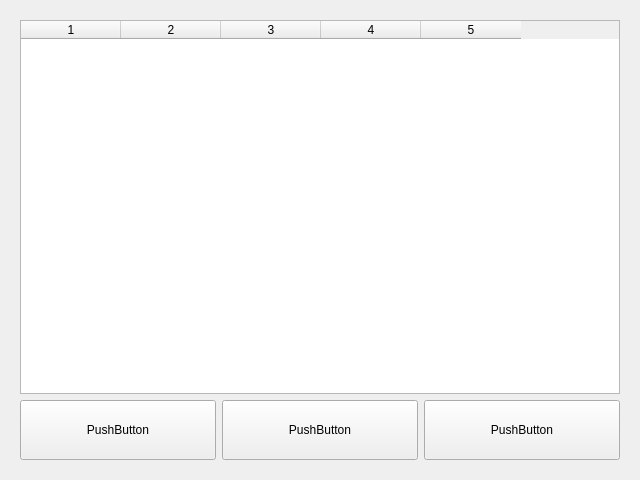
Qt form qt/mainwindow.ui (kench1994/PortForward) before a commit.
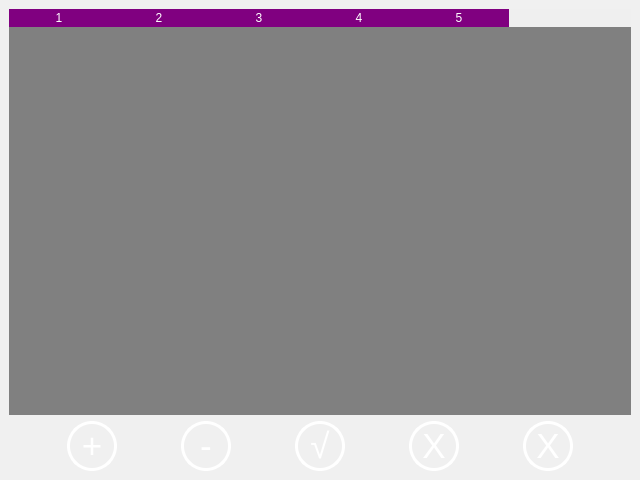
The same form after that commit.

```diff
--- a/qt/mainwindow.ui
+++ b/qt/mainwindow.ui
@@ -10,6 +10,43 @@
     <height>480</height>
    </rect>
   </property>
+  <property name="palette">
+   <palette>
+    <active>
+     <colorrole role="Window">
+      <brush brushstyle="SolidPattern">
+       <color alpha="255">
+        <red>18</red>
+        <green>22</green>
+        <blue>36</blue>
+       </color>
+      </brush>
+     </colorrole>
+    </active>
+    <inactive>
+     <colorrole role="Window">
+      <brush brushstyle="SolidPattern">
+       <color alpha="255">
+        <red>240</red>
+        <green>240</green>
+        <blue>240</blue>
+       </color>
+      </brush>
+     </colorrole>
+    </inactive>
+    <disabled>
+     <colorrole role="Window">
+      <brush brushstyle="SolidPattern">
+       <color alpha="255">
+        <red>18</red>
+        <green>22</green>
+        <blue>36</blue>
+       </color>
+      </brush>
+     </colorrole>
+    </disabled>
+   </palette>
+  </property>
   <property name="windowTitle">
    <string>TCP端口转发</string>
   </property>
@@ -27,19 +64,7 @@
     <string notr="true"/>
    </property>
    <layout class="QGridLayout" name="gridLayout">
-    <property name="leftMargin">
-     <number>20</number>
-    </property>
-    <property name="topMargin">
-     <number>20</number>
-    </property>
-    <property name="rightMargin">
-     <number>20</number>
-    </property>
-    <property name="bottomMargin">
-     <number>20</number>
-    </property>
-    <item row="0" column="0" colspan="3">
+    <item row="0" column="0">
      <widget class="QTableWidget" name="tableWidget">
       <property name="enabled">
        <bool>true</bool>
@@ -56,6 +81,24 @@
         <height>200</height>
        </size>
       </property>
+      <property name="styleSheet">
+       <string notr="true">QTableWidget{ color:black;
+	background-color:rgb(128,128,128);
+	selection-color:rgb(0, 0, 0);
+	selection-background-color:rgb(	100,149,237);
+	border:0px;
+	font: 8pt 'Microsoft YaHei';
+}
+QHeaderView::section:horizontal{
+	border: 0px solid rgb(255, 255, 255);
+	border - bottom: 0px;
+	color: rgb(255, 255, 255);
+	background: rgb(128, 0, 128);
+	padding - left: 2px;
+	font: 700 14pt 'Microsoft YaHei UI';
+	min - width:60px;
+}</string>
+      </property>
       <column>
        <property name="text">
         <string>1</string>
@@ -84,61 +127,301 @@
      </widget>
     </item>
     <item row="1" column="0">
-     <widget class="QPushButton" name="pushButton">
-      <property name="sizePolicy">
-       <sizepolicy hsizetype="Minimum" vsizetype="Fixed">
-        <horstretch>0</horstretch>
-        <verstretch>0</verstretch>
-       </sizepolicy>
-      </property>
-      <property name="minimumSize">
-       <size>
-        <width>30</width>
-        <height>60</height>
-       </size>
-      </property>
-      <property name="text">
-       <string>PushButton</string>
-      </property>
-     </widget>
-    </item>
-    <item row="1" column="1">
-     <widget class="QPushButton" name="pushButton_2">
-      <property name="sizePolicy">
-       <sizepolicy hsizetype="Minimum" vsizetype="Minimum">
-        <horstretch>0</horstretch>
-        <verstretch>0</verstretch>
-       </sizepolicy>
-      </property>
-      <property name="minimumSize">
-       <size>
-        <width>30</width>
-        <height>60</height>
-       </size>
-      </property>
-      <property name="text">
-       <string>PushButton</string>
-      </property>
-     </widget>
-    </item>
-    <item row="1" column="2">
-     <widget class="QPushButton" name="pushButton_3">
-      <property name="sizePolicy">
-       <sizepolicy hsizetype="Minimum" vsizetype="Fixed">
-        <horstretch>0</horstretch>
-        <verstretch>0</verstretch>
-       </sizepolicy>
-      </property>
-      <property name="minimumSize">
-       <size>
-        <width>30</width>
-        <height>60</height>
-       </size>
-      </property>
-      <property name="text">
-       <string>PushButton</string>
-      </property>
-     </widget>
+     <layout class="QHBoxLayout" name="horizontalLayout">
+      <item>
+       <spacer name="horizontalSpacer_3">
+        <property name="orientation">
+         <enum>Qt::Horizontal</enum>
+        </property>
+        <property name="sizeHint" stdset="0">
+         <size>
+          <width>20</width>
+          <height>20</height>
+         </size>
+        </property>
+       </spacer>
+      </item>
+      <item>
+       <widget class="QPushButton" name="pushButtonAdd">
+        <property name="minimumSize">
+         <size>
+          <width>50</width>
+          <height>50</height>
+         </size>
+        </property>
+        <property name="styleSheet">
+         <string notr="true">QPushButton {
+	font: 700;
+	font-size:35px;
+	color:white;
+	border-radius:25px;
+    border-width:3px;
+	border-style:solid;
+	border-color: white;
+	background-color:transparent;
+}
+QPushButton:hover {
+	font: 700;
+	font-size:35px;
+	color: rgb(128, 128, 128);
+	border-radius:25px;
+    border-width:3px;
+	border-style:solid;
+	background-color:white;
+}
+QPushButton:pressed {
+	font: 700;
+	font-size:35px;
+	color:white;
+	border-color:white;
+    border-width:0px;
+	border-style:solid;
+	background-color:rgb(128, 128, 128);
+}</string>
+        </property>
+        <property name="text">
+         <string>+</string>
+        </property>
+       </widget>
+      </item>
+      <item>
+       <spacer name="horizontalSpacer">
+        <property name="orientation">
+         <enum>Qt::Horizontal</enum>
+        </property>
+        <property name="sizeHint" stdset="0">
+         <size>
+          <width>20</width>
+          <height>20</height>
+         </size>
+        </property>
+       </spacer>
+      </item>
+      <item>
+       <widget class="QPushButton" name="pushButtonDel">
+        <property name="minimumSize">
+         <size>
+          <width>50</width>
+          <height>50</height>
+         </size>
+        </property>
+        <property name="styleSheet">
+         <string notr="true">QPushButton {
+	font: 700;
+	font-size:35px;
+	color:white;
+	border-radius:25px;
+    border-width:3px;
+	border-style:solid;
+	border-color: white;
+	background-color:transparent;
+}
+QPushButton:hover {
+	font: 700;
+	font-size:35px;
+	color: rgb(128, 128, 128);
+	border-radius:25px;
+    border-width:3px;
+	border-style:solid;
+	background-color:white;
+}
+QPushButton:pressed {
+	font: 700;
+	font-size:35px;
+	color:white;
+	border-color:white;
+    border-width:0px;
+	border-style:solid;
+	background-color:rgb(128, 128, 128);
+}</string>
+        </property>
+        <property name="text">
+         <string>-</string>
+        </property>
+       </widget>
+      </item>
+      <item>
+       <spacer name="horizontalSpacer_5">
+        <property name="orientation">
+         <enum>Qt::Horizontal</enum>
+        </property>
+        <property name="sizeHint" stdset="0">
+         <size>
+          <width>20</width>
+          <height>20</height>
+         </size>
+        </property>
+       </spacer>
+      </item>
+      <item>
+       <widget class="QPushButton" name="pushButtonOk">
+        <property name="minimumSize">
+         <size>
+          <width>50</width>
+          <height>50</height>
+         </size>
+        </property>
+        <property name="styleSheet">
+         <string notr="true">QPushButton {
+	font: 700;
+	font-size:35px;
+	color:white;
+	border-radius:25px;
+    border-width:3px;
+	border-style:solid;
+	border-color: white;
+	background-color:transparent;
+}
+QPushButton:hover {
+	font: 700;
+	font-size:35px;
+	color: rgb(128, 128, 128);
+	border-radius:25px;
+    border-width:3px;
+	border-style:solid;
+	background-color:white;
+}
+QPushButton:pressed {
+	font: 700;
+	font-size:35px;
+	color:white;
+	border-color:white;
+    border-width:0px;
+	border-style:solid;
+	background-color:rgb(128, 128, 128);
+}</string>
+        </property>
+        <property name="text">
+         <string>√</string>
+        </property>
+       </widget>
+      </item>
+      <item>
+       <spacer name="horizontalSpacer_2">
+        <property name="orientation">
+         <enum>Qt::Horizontal</enum>
+        </property>
+        <property name="sizeHint" stdset="0">
+         <size>
+          <width>20</width>
+          <height>20</height>
+         </size>
+        </property>
+       </spacer>
+      </item>
+      <item>
+       <widget class="QPushButton" name="pushButtonCancel">
+        <property name="minimumSize">
+         <size>
+          <width>50</width>
+          <height>50</height>
+         </size>
+        </property>
+        <property name="styleSheet">
+         <string notr="true">QPushButton {
+	font: 700;
+	font-size:35px;
+	color:white;
+	border-radius:25px;
+    border-width:3px;
+	border-style:solid;
+	border-color: white;
+	background-color:transparent;
+}
+QPushButton:hover {
+	font: 700;
+	font-size:35px;
+	color: rgb(128, 128, 128);
+	border-radius:25px;
+    border-width:3px;
+	border-style:solid;
+	background-color:white;
+}
+QPushButton:pressed {
+	font: 700;
+	font-size:35px;
+	color:white;
+	border-color:white;
+    border-width:0px;
+	border-style:solid;
+	background-color:rgb(128, 128, 128);
+}</string>
+        </property>
+        <property name="text">
+         <string>X</string>
+        </property>
+       </widget>
+      </item>
+      <item>
+       <spacer name="horizontalSpacer_4">
+        <property name="orientation">
+         <enum>Qt::Horizontal</enum>
+        </property>
+        <property name="sizeHint" stdset="0">
+         <size>
+          <width>20</width>
+          <height>20</height>
+         </size>
+        </property>
+       </spacer>
+      </item>
+      <item>
+       <widget class="QPushButton" name="pushButtonStart">
+        <property name="minimumSize">
+         <size>
+          <width>50</width>
+          <height>50</height>
+         </size>
+        </property>
+        <property name="styleSheet">
+         <string notr="true">QPushButton {
+	font: 700;
+	font-size:35px;
+	color:white;
+	border-radius:25px;
+    border-width:3px;
+	border-style:solid;
+	border-color: white;
+	background-color:transparent;
+}
+QPushButton:hover {
+	font: 700;
+	font-size:35px;
+	color: rgb(128, 128, 128);
+	border-radius:25px;
+    border-width:3px;
+	border-style:solid;
+	background-color:white;
+}
+QPushButton:pressed {
+	font: 700;
+	font-size:35px;
+	color:white;
+	border-color:white;
+    border-width:0px;
+	border-style:solid;
+	background-color:rgb(128, 128, 128);
+}</string>
+        </property>
+        <property name="text">
+         <string>X</string>
+        </property>
+       </widget>
+      </item>
+      <item>
+       <spacer name="horizontalSpacer_6">
+        <property name="orientation">
+         <enum>Qt::Horizontal</enum>
+        </property>
+        <property name="sizeHint" stdset="0">
+         <size>
+          <width>20</width>
+          <height>20</height>
+         </size>
+        </property>
+       </spacer>
+      </item>
+     </layout>
     </item>
    </layout>
   </widget>
```
Left out of the diff: 2 changed lines with no effect on the pictures.
